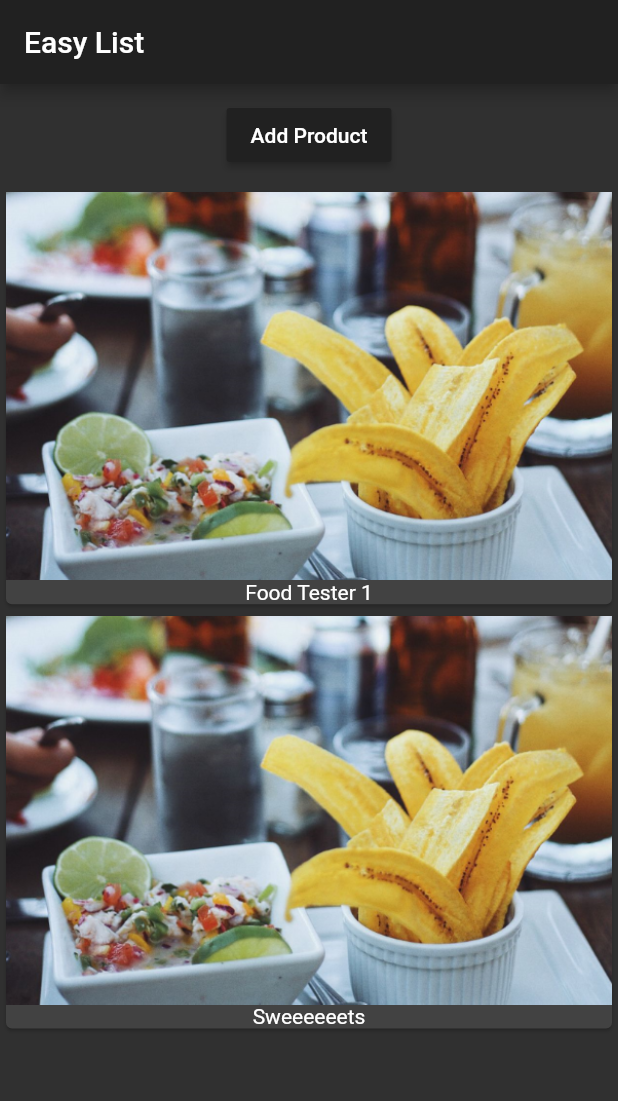
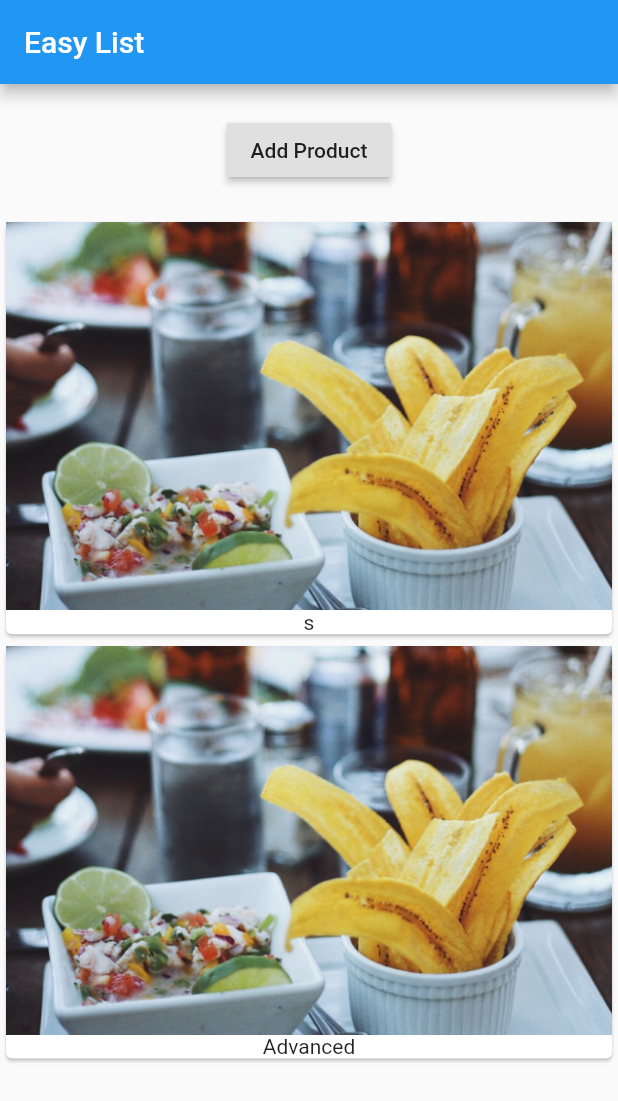
Before and after one commit to sharad-ghimire/learning, a Flutter app: the screen it shows after launch, after a tap on "Add Product", on a phone screen of 412 x 824 dp. Shown: the top 1101 px of the screen. Run offline on Flutter 3.47's test engine with Material 2 defaults, Android fonts, the phone set to English and light mode, and no system bars; our stand-ins replace flutter_redux, font_awesome_flutter, redux; missing offline and left inert: sky_engine; network calls fail.

Commit message:
Learning FLutter from Safaribooks [Maxi]

```diff
--- /dev/null
+++ b/flutter-stephen-grider/show_that_image/lib/main.dart
@@ -0,0 +1,5 @@
+// import helper library from flutter
+import 'package:flutter/material.dart'; // 3rd party package
+import 'src/app.dart';
+
+void main() => runApp(App());
--- /dev/null
+++ b/flutter-stephen-grider/show_that_image/lib/src/app.dart
@@ -0,0 +1,31 @@
+import 'package:flutter/material.dart';
+import 'package:sky_engine/_http/http.dart';
+
+class App extends StatefulWidget {
+  @override
+  _AppState createState() => _AppState();
+}
+
+class _AppState extends State<App> {
+  int counter = 0;
+
+  void fetchImage() {}
+
+  @override
+  Widget build(BuildContext context) {
+    return MaterialApp(
+      home: Scaffold(
+        body: Center(
+          child: Text("$counter images"),
+        ),
+        appBar: AppBar(
+          title: Text("Search That Image"),
+        ),
+        floatingActionButton: FloatingActionButton(
+          onPressed: fetchImage,
+          child: Icon(Icons.add),
+        ),
+      ),
+    );
+  }
+}
--- a/flutter/maximillian_flutter/lib/main.dart
+++ b/flutter/maximillian_flutter/lib/main.dart
@@ -1,21 +1,17 @@
 import 'package:flutter/material.dart';
 import './product_manager.dart';
 
-void main() => runApp(MyApp());
+void main() => runApp(App());
 
-class MyApp extends StatelessWidget {
+class App extends StatelessWidget {
   @override
   Widget build(BuildContext context) {
     return MaterialApp(
-      theme: ThemeData(
-          primarySwatch: Colors.deepOrange,
-          accentColor: Colors.purple,
-          brightness: Brightness.dark),
       home: Scaffold(
           appBar: AppBar(
-            title: Text('Easy List'),
+            title: Text("Easy List"),
           ),
-          body: ProductManager(startingProduct: 'Food Tester 1')),
+          body: ProductManager("s")),
     );
   }
 }
--- a/flutter/maximillian_flutter/lib/product.dart
+++ /dev/null
@@ -1,23 +0,0 @@
-import 'package:flutter/material.dart';
-
-class Products extends StatelessWidget {
-  final List<String> products;
-
-  Products([this.products = const []]); //Constructor with defaualt postional argument (parameter)
-
-  @override
-  Widget build(BuildContext context) {
-    return Column(
-      children: products.map(
-        (element) {
-          var image = Image.asset('assets/food.png');
-          return Card(
-            child: Column(
-              children: <Widget>[image, Text(element)],
-            ),
-          );
-        },
-      ).toList(),
-    );
-  }
-}
--- a/flutter/maximillian_flutter/lib/product_control.dart
+++ /dev/null
@@ -1,17 +0,0 @@
-import 'package:flutter/material.dart';
-
-class ProductControl extends StatelessWidget {
-  final Function addProducts; //passed function // data we work here should be immutable
-  ProductControl(this.addProducts);
-
-  @override
-  Widget build(BuildContext context) {
-    return RaisedButton(
-      color: Theme.of(context).primaryColor,
-      child: Text('Add Product'),
-      onPressed: () {
-        addProducts('Sweeeeeets');
-      },
-    );
-  }
-}
--- a/flutter/maximillian_flutter/lib/product_manager.dart
+++ b/flutter/maximillian_flutter/lib/product_manager.dart
@@ -1,44 +1,39 @@
 import 'package:flutter/material.dart';
-
-import './product.dart';
-import './product_control.dart';
+import './products.dart';
 
 class ProductManager extends StatefulWidget {
   final String startingProduct;
-  // Should be a immutable class and data should be changed in State Class below
 
-  ProductManager({this.startingProduct = "Sweet Default"});
-  //Constructor with default named argument
+  ProductManager(this.startingProduct);
 
   @override
-  State<StatefulWidget> createState() {
-    return _ProductManagerState();
-  }
+  _ProductManagerState createState() => _ProductManagerState();
 }
 
 class _ProductManagerState extends State<ProductManager> {
-  List<String> _products = []; // _ only used in this file (class)
+  List<String> _products = [];
 
-  // Using startingProduct
   @override
   void initState() {
-    // runs before build() runs
     _products.add(widget.startingProduct);
-    super.initState(); //super refershs to the base class
-  }
-
-  void _addProducts(String product) {
-    setState(() {
-      _products.add(product);
-    });
+    super.initState();
   }
 
   @override
   Widget build(BuildContext context) {
     return Column(children: <Widget>[
       Container(
-          margin: EdgeInsets.all(10.0), child: ProductControl(_addProducts)), //pass the ref of the function
-      Products(_products)
+        margin: EdgeInsets.all(20),
+        child: RaisedButton(
+          child: Text("Add Product"),
+          onPressed: () {
+            setState(() {
+              _products.add("Advanced");
+            });
+          },
+        ),
+      ),
+      Products(_products),
     ]);
   }
 }
--- /dev/null
+++ b/flutter/maximillian_flutter/lib/products.dart
@@ -0,0 +1,22 @@
+import 'package:flutter/material.dart';
+
+class Products extends StatelessWidget {
+  final List<String> products; // the value of product never change inside here
+  Products(this.products);
+
+  @override
+  Widget build(BuildContext context) {
+    return Column(
+      children: products
+          .map((element) => Card(
+                child: Column(
+                  children: <Widget>[
+                    Image.asset("assets/food.png"),
+                    Text(element)
+                  ],
+                ),
+              ))
+          .toList(),
+    );
+  }
+}
```
Also changed, not shown: flutter-stephen-grider/show_that_image/lib/src/models/images_model.dart (added, +18 -0 lines), flutter-stephen-grider/show_that_image/pubspec.yaml (added, +72 -0 lines), flutter/maximillian_flutter/pubspec.yaml (+1 -44 lines), flutter-stephen-grider/show_that_image/pubspec.lock (added), 54 other files.
